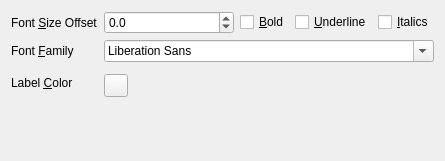
Qt form src/libkstapp/defaultlabelpropertiestab.ui (Kst-plot/kst) before a commit.
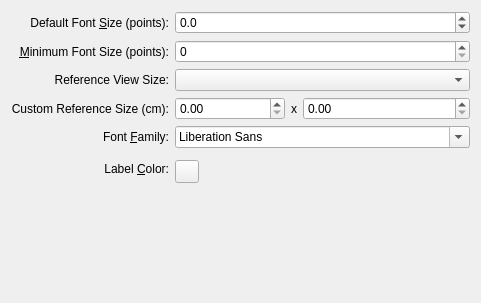
The same form after that commit. Custom widgets are drawn as their Qt base class.

```diff
--- a/src/libkstapp/defaultlabelpropertiestab.ui
+++ b/src/libkstapp/defaultlabelpropertiestab.ui
@@ -6,8 +6,8 @@
    <rect>
     <x>0</x>
     <y>0</y>
-    <width>445</width>
-    <height>161</height>
+    <width>481</width>
+    <height>303</height>
    </rect>
   </property>
   <property name="windowTitle">
@@ -16,17 +16,20 @@
   <layout class="QVBoxLayout" name="verticalLayout">
    <item>
     <layout class="QGridLayout" name="gridLayout">
-     <item row="0" column="0">
+     <item row="3" column="0">
       <widget class="QLabel" name="_Label_11">
        <property name="text">
-        <string>Font &amp;Size Offset</string>
+        <string>Default Font &amp;Size (points):</string>
+       </property>
+       <property name="alignment">
+        <set>Qt::AlignRight|Qt::AlignTrailing|Qt::AlignVCenter</set>
        </property>
        <property name="buddy">
         <cstring>_labelFontScale</cstring>
        </property>
       </widget>
      </item>
-     <item row="0" column="1" colspan="2">
+     <item row="3" column="1" colspan="5">
       <widget class="QDoubleSpinBox" name="_labelFontScale">
        <property name="decimals">
         <number>1</number>
@@ -39,65 +42,131 @@
        </property>
       </widget>
      </item>
-     <item row="0" column="3">
-      <widget class="QCheckBox" name="_bold">
-       <property name="text">
-        <string>&amp;Bold</string>
-       </property>
-      </widget>
-     </item>
-     <item row="0" column="4">
-      <widget class="QCheckBox" name="_underline">
-       <property name="text">
-        <string>&amp;Underline</string>
-       </property>
-      </widget>
-     </item>
-     <item row="0" column="5">
-      <widget class="QCheckBox" name="_italic">
-       <property name="text">
-        <string>&amp;Italics</string>
-       </property>
-      </widget>
-     </item>
-     <item row="1" column="0">
+     <item row="7" column="0">
       <widget class="QLabel" name="_Label_12">
        <property name="text">
-        <string>Font &amp;Family</string>
+        <string>Font &amp;Family:</string>
+       </property>
+       <property name="alignment">
+        <set>Qt::AlignRight|Qt::AlignTrailing|Qt::AlignVCenter</set>
        </property>
        <property name="buddy">
         <cstring>_family</cstring>
        </property>
       </widget>
      </item>
-     <item row="1" column="1" colspan="5">
+     <item row="7" column="1" colspan="5">
       <widget class="QFontComboBox" name="_family"/>
      </item>
-     <item row="2" column="0" rowspan="2" colspan="3">
+     <item row="8" column="0" rowspan="2">
       <widget class="QLabel" name="label_4">
        <property name="text">
-        <string>Label &amp;Color</string>
+        <string>Label &amp;Color:</string>
+       </property>
+       <property name="alignment">
+        <set>Qt::AlignRight|Qt::AlignTrailing|Qt::AlignVCenter</set>
        </property>
        <property name="buddy">
         <cstring>_labelColor</cstring>
        </property>
       </widget>
      </item>
-     <item row="3" column="1">
+     <item row="9" column="1">
       <widget class="Kst::ColorButton" name="_labelColor"/>
      </item>
-     <item row="3" column="2">
-      <spacer name="horizontalSpacer">
-       <property name="orientation">
-        <enum>Qt::Horizontal</enum>
+     <item row="4" column="0">
+      <widget class="QLabel" name="label_3">
+       <property name="text">
+        <string>&amp;Minimum Font Size (points):</string>
        </property>
-       <property name="sizeHint" stdset="0">
-        <size>
-         <width>40</width>
-         <height>20</height>
-        </size>
+       <property name="alignment">
+        <set>Qt::AlignRight|Qt::AlignTrailing|Qt::AlignVCenter</set>
        </property>
-      </spacer>
+       <property name="buddy">
+        <cstring>_minFontSize</cstring>
+       </property>
+      </widget>
+     </item>
+     <item row="4" column="1" colspan="5">
+      <widget class="QSpinBox" name="_minFontSize">
+       <property name="sizePolicy">
+        <sizepolicy hsizetype="Expanding" vsizetype="Fixed">
+         <horstretch>0</horstretch>
+         <verstretch>0</verstretch>
+        </sizepolicy>
+       </property>
+      </widget>
+     </item>
+     <item row="5" column="0">
+      <widget class="QLabel" name="label_5">
+       <property name="text">
+        <string>Reference View Size:</string>
+       </property>
+       <property name="alignment">
+        <set>Qt::AlignRight|Qt::AlignTrailing|Qt::AlignVCenter</set>
+       </property>
+      </widget>
+     </item>
+     <item row="5" column="1" colspan="5">
+      <widget class="QComboBox" name="_referenceViewSizeCombo"/>
+     </item>
+     <item row="6" column="0">
+      <widget class="QLabel" name="label">
+       <property name="text">
+        <string>Custom Reference Size (cm):</string>
+       </property>
+       <property name="alignment">
+        <set>Qt::AlignRight|Qt::AlignTrailing|Qt::AlignVCenter</set>
+       </property>
+       <property name="buddy">
+        <cstring>_refViewWidth</cstring>
+       </property>
+      </widget>
+     </item>
+     <item row="6" column="1" colspan="2">
+      <widget class="QDoubleSpinBox" name="_refViewWidth">
+       <property name="sizePolicy">
+        <sizepolicy hsizetype="Expanding" vsizetype="Fixed">
+         <horstretch>0</horstretch>
+         <verstretch>0</verstretch>
+        </sizepolicy>
+       </property>
+       <property name="maximum">
+        <double>2000.000000000000000</double>
+       </property>
+      </widget>
+     </item>
+     <item row="6" column="3">
+      <widget class="QLabel" name="label_2">
+       <property name="sizePolicy">
+        <sizepolicy hsizetype="Fixed" vsizetype="Preferred">
+         <horstretch>0</horstretch>
+         <verstretch>0</verstretch>
+        </sizepolicy>
+       </property>
+       <property name="text">
+        <string>x</string>
+       </property>
+       <property name="alignment">
+        <set>Qt::AlignRight|Qt::AlignTrailing|Qt::AlignVCenter</set>
+       </property>
+       <property name="buddy">
+        <cstring>_refViewHeight</cstring>
+       </property>
+      </widget>
+     </item>
+     <item row="6" column="4" colspan="2">
+      <widget class="QDoubleSpinBox" name="_refViewHeight">
+       <property name="sizePolicy">
+        <sizepolicy hsizetype="Expanding" vsizetype="Fixed">
+         <horstretch>0</horstretch>
+         <verstretch>0</verstretch>
+        </sizepolicy>
+       </property>
+       <property name="maximum">
+        <double>2000.000000000000000</double>
+       </property>
+      </widget>
      </item>
     </layout>
    </item>
```
